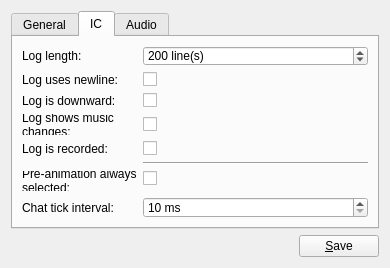
lambdcalculus/AO2-Client, file res/ui/config_panel.ui: the form before one commit.
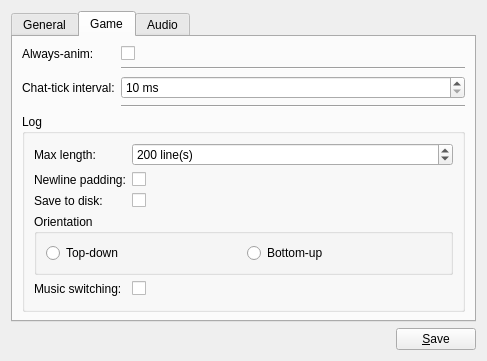
The form after the commit. The open tabs and pages were chosen to show the change.

```diff
--- a/res/ui/config_panel.ui
+++ b/res/ui/config_panel.ui
@@ -6,8 +6,8 @@
    <rect>
     <x>0</x>
     <y>0</y>
-    <width>390</width>
-    <height>268</height>
+    <width>487</width>
+    <height>361</height>
    </rect>
   </property>
   <property name="sizePolicy">
@@ -18,8 +18,8 @@
   </property>
   <property name="minimumSize">
    <size>
-    <width>390</width>
-    <height>268</height>
+    <width>487</width>
+    <height>361</height>
    </size>
   </property>
   <property name="windowTitle">
@@ -150,19 +150,109 @@
       </layout>
      </widget>
      <widget class="QWidget" name="tab_2">
+      <property name="sizePolicy">
+       <sizepolicy hsizetype="Minimum" vsizetype="Maximum">
+        <horstretch>0</horstretch>
+        <verstretch>0</verstretch>
+       </sizepolicy>
+      </property>
+      <property name="minimumSize">
+       <size>
+        <width>429</width>
+        <height>284</height>
+       </size>
+      </property>
       <attribute name="title">
-       <string>IC</string>
+       <string>Game</string>
       </attribute>
       <layout class="QFormLayout" name="formLayout_3">
        <item row="0" column="0">
+        <widget class="QLabel" name="always_pre_label">
+         <property name="text">
+          <string>Always-anim:</string>
+         </property>
+         <property name="wordWrap">
+          <bool>true</bool>
+         </property>
+        </widget>
+       </item>
+       <item row="0" column="1">
+        <widget class="QCheckBox" name="always_pre">
+         <property name="sizePolicy">
+          <sizepolicy hsizetype="Minimum" vsizetype="Minimum">
+           <horstretch>0</horstretch>
+           <verstretch>0</verstretch>
+          </sizepolicy>
+         </property>
+         <property name="text">
+          <string/>
+         </property>
+         <property name="tristate">
+          <bool>false</bool>
+         </property>
+        </widget>
+       </item>
+       <item row="1" column="1">
+        <widget class="Line" name="line_5">
+         <property name="orientation">
+          <enum>Qt::Horizontal</enum>
+         </property>
+        </widget>
+       </item>
+       <item row="2" column="0">
+        <widget class="QLabel" name="chat_tick_interval_label">
+         <property name="text">
+          <string>Chat-tick interval:</string>
+         </property>
+        </widget>
+       </item>
+       <item row="2" column="1">
+        <widget class="QSpinBox" name="chat_tick_interval">
+         <property name="suffix">
+          <string> ms</string>
+         </property>
+         <property name="minimum">
+          <number>10</number>
+         </property>
+         <property name="maximum">
+          <number>999</number>
+         </property>
+        </widget>
+       </item>
+       <item row="3" column="1">
+        <widget class="Line" name="line_4">
+         <property name="orientation">
+          <enum>Qt::Horizontal</enum>
+         </property>
+        </widget>
+       </item>
+       <item row="4" column="0" colspan="2">
+        <widget class="QGroupBox" name="log">
+         <property name="sizePolicy">
+          <sizepolicy hsizetype="Preferred" vsizetype="Expanding">
+           <horstretch>0</horstretch>
+           <verstretch>0</verstretch>
+          </sizepolicy>
+         </property>
+         <property name="title">
+          <string>Log</string>
+         </property>
+         <layout class="QFormLayout" name="formLayout_4">
+          <item row="0" column="0">
         <widget class="QLabel" name="log_length_label">
          <property name="text">
-          <string>Log length:</string>
+             <string>Max length:</string>
          </property>
         </widget>
        </item>
        <item row="0" column="1">
         <widget class="QSpinBox" name="log_length">
+            <property name="sizePolicy">
+             <sizepolicy hsizetype="Minimum" vsizetype="Minimum">
+              <horstretch>0</horstretch>
+              <verstretch>0</verstretch>
+             </sizepolicy>
+            </property>
          <property name="suffix">
           <string> line(s)</string>
          </property>
@@ -180,7 +270,7 @@
        <item row="1" column="0">
         <widget class="QLabel" name="log_newline_label">
          <property name="text">
-          <string>Log uses newline:</string>
+             <string>Newline padding:</string>
          </property>
         </widget>
        </item>
@@ -194,34 +284,46 @@
          </property>
         </widget>
        </item>
-       <item row="2" column="0">
-        <widget class="QLabel" name="log_downward_label">
-         <property name="text">
-          <string>Log is downward:</string>
-         </property>
-        </widget>
-       </item>
-       <item row="2" column="1">
-        <widget class="QCheckBox" name="log_downward">
+          <item row="3" column="0" colspan="2">
+           <widget class="QGroupBox" name="log_orientation">
          <property name="sizePolicy">
-          <sizepolicy hsizetype="Minimum" vsizetype="Minimum">
+             <sizepolicy hsizetype="Preferred" vsizetype="Minimum">
            <horstretch>0</horstretch>
            <verstretch>0</verstretch>
           </sizepolicy>
          </property>
-        </widget>
-       </item>
-       <item row="3" column="0">
+            <property name="title">
+             <string>Orientation</string>
+            </property>
+            <layout class="QGridLayout" name="gridLayout_2">
+             <item row="0" column="0">
+              <widget class="QRadioButton" name="log_orientation_top_down">
+               <property name="text">
+                <string>Top-down</string>
+               </property>
+              </widget>
+             </item>
+             <item row="0" column="1">
+              <widget class="QRadioButton" name="log_orientation_bottom_up">
+               <property name="text">
+                <string>Bottom-up</string>
+               </property>
+              </widget>
+             </item>
+            </layout>
+           </widget>
+          </item>
+          <item row="4" column="0">
         <widget class="QLabel" name="log_music_label">
          <property name="text">
-          <string>Log shows music changes:</string>
+             <string>Music switching:</string>
          </property>
          <property name="wordWrap">
           <bool>true</bool>
          </property>
         </widget>
        </item>
-       <item row="3" column="1">
+          <item row="4" column="1">
         <widget class="QCheckBox" name="log_music">
          <property name="sizePolicy">
           <sizepolicy hsizetype="Minimum" vsizetype="Minimum">
@@ -234,14 +336,14 @@
          </property>
         </widget>
        </item>
-       <item row="4" column="0">
+          <item row="2" column="0">
         <widget class="QLabel" name="log_recording_label">
          <property name="text">
-          <string>Log is recorded:</string>
+             <string>Save to disk:</string>
          </property>
         </widget>
        </item>
-       <item row="4" column="1">
+          <item row="2" column="1">
         <widget class="QCheckBox" name="log_recording">
          <property name="sizePolicy">
           <sizepolicy hsizetype="Minimum" vsizetype="Minimum">
@@ -251,51 +353,7 @@
          </property>
         </widget>
        </item>
-       <item row="6" column="0">
-        <widget class="QLabel" name="always_pre_label">
-         <property name="text">
-          <string>Pre-animation always selected:</string>
-         </property>
-         <property name="wordWrap">
-          <bool>true</bool>
-         </property>
-        </widget>
-       </item>
-       <item row="6" column="1">
-        <widget class="QCheckBox" name="always_pre">
-         <property name="text">
-          <string/>
-         </property>
-         <property name="tristate">
-          <bool>false</bool>
-         </property>
-        </widget>
-       </item>
-       <item row="5" column="1">
-        <widget class="Line" name="line_2">
-         <property name="orientation">
-          <enum>Qt::Horizontal</enum>
-         </property>
-        </widget>
-       </item>
-       <item row="7" column="0">
-        <widget class="QLabel" name="chat_tick_interval_label">
-         <property name="text">
-          <string>Chat tick interval:</string>
-         </property>
-        </widget>
-       </item>
-       <item row="7" column="1">
-        <widget class="QSpinBox" name="chat_tick_interval">
-         <property name="suffix">
-          <string> ms</string>
-         </property>
-         <property name="minimum">
-          <number>10</number>
-         </property>
-         <property name="maximum">
-          <number>999</number>
-         </property>
+         </layout>
         </widget>
        </item>
       </layout>
```
Left out of the diff: 87 changed lines with no effect on the pictures. Lines whose indentation alone changed are shown as unchanged.
